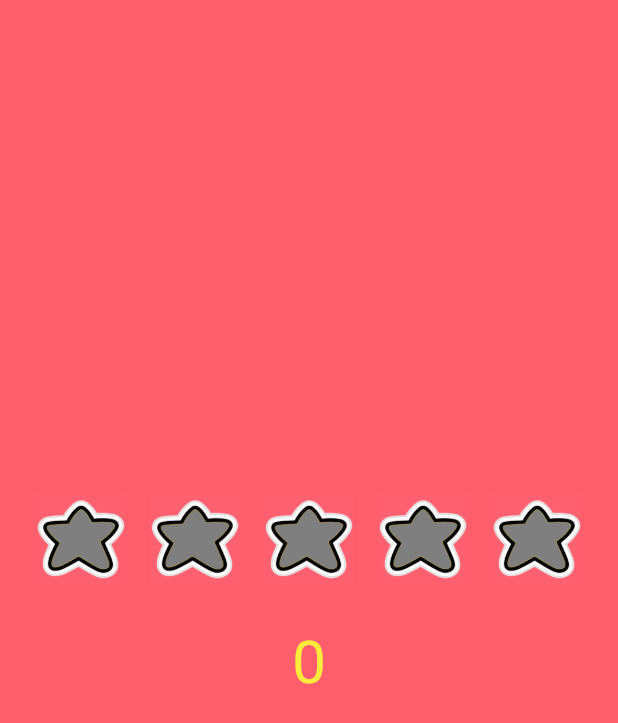
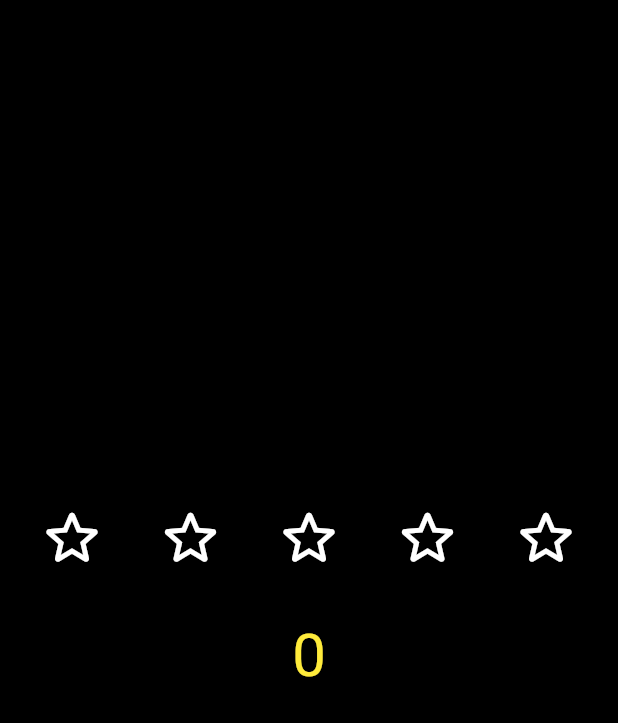
Before and after one commit to RamonRemo/AnimatedRatingBar, a Flutter app: the screen it shows after launch, on a phone screen of 412 x 824 dp. Shown: the top 723 px of the screen. Run offline on Flutter 3.47's test engine with Material 3 defaults, Android fonts, the light colour scheme and no system bars.

Commit message:
second commit

```diff
--- a/example/lib/main.dart
+++ b/example/lib/main.dart
@@ -16,7 +16,7 @@ class MyApp extends StatelessWidget {
 
   @override
   Widget build(BuildContext context) {
-    return StevenUniverseExample();
-    // return DefaultExample();
+    // return StevenUniverseExample();
+    return DefaultExample();
   }
 }
--- a/example/lib/pages/default_example.dart
+++ b/example/lib/pages/default_example.dart
@@ -9,16 +9,16 @@ class DefaultExample extends StatelessWidget {
 
   @override
   Widget build(BuildContext context) {
-    return Scaffold(
+    return const Scaffold(
       backgroundColor: Colors.black,
       body: Padding(
-        padding: const EdgeInsets.all(24.0),
+        padding: EdgeInsets.all(24.0),
         child: Column(
           mainAxisAlignment: MainAxisAlignment.center,
-          children: const [
+          children: [
             AnimatedRatingBar(
               // animationItensity: 4,
-              animationType: ARBAnimationType.rotate,
+              animationType: ARBAnimationType.shake,
               rowHeight: 50,
               emptyWidget: Icon(
                 Icons.star_border_rounded,
--- a/example/lib/pages/steven_example.dart
+++ b/example/lib/pages/steven_example.dart
@@ -17,7 +17,7 @@ class StevenUniverseExample extends StatelessWidget {
           mainAxisAlignment: MainAxisAlignment.center,
           children: [
             AnimatedRatingBar(
-              animationType: ARBAnimationType.shake,
+              animationType: ARBAnimationType.rotate,
               rowHeight: 50,
               emptyWidget: SizedBox(
                 height: 60,
```
Also changed, not shown: example/assets/bounce.gif (added), example/assets/rotate.gif (added), example/assets/shake.gif (added), 2 other files.
